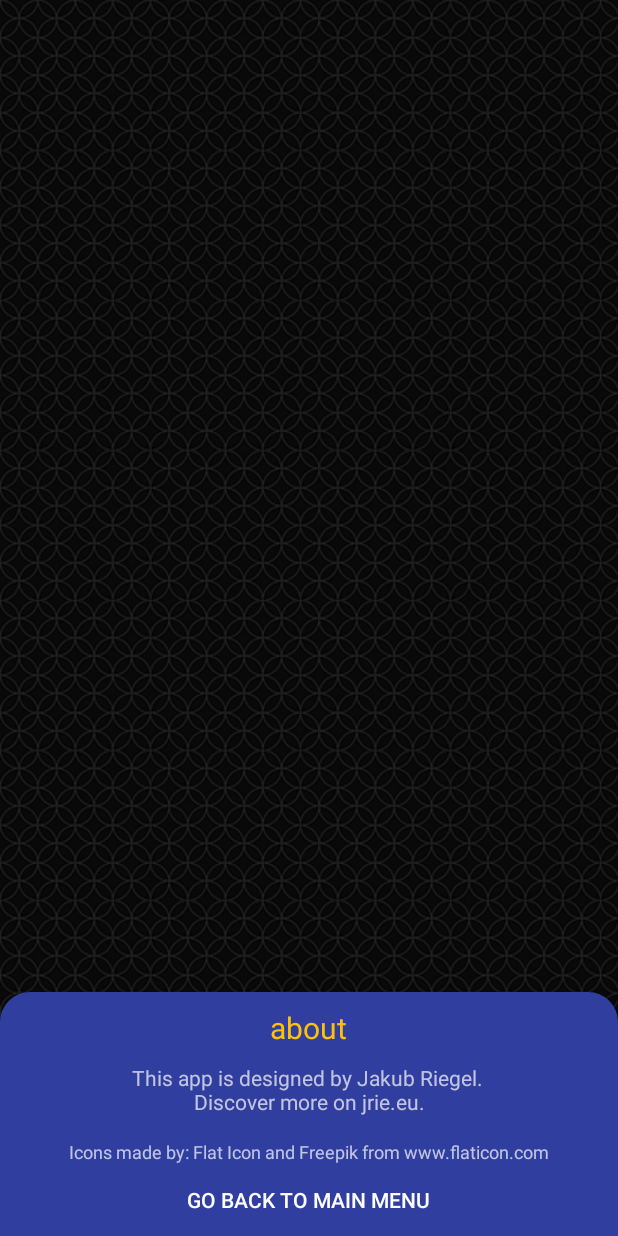
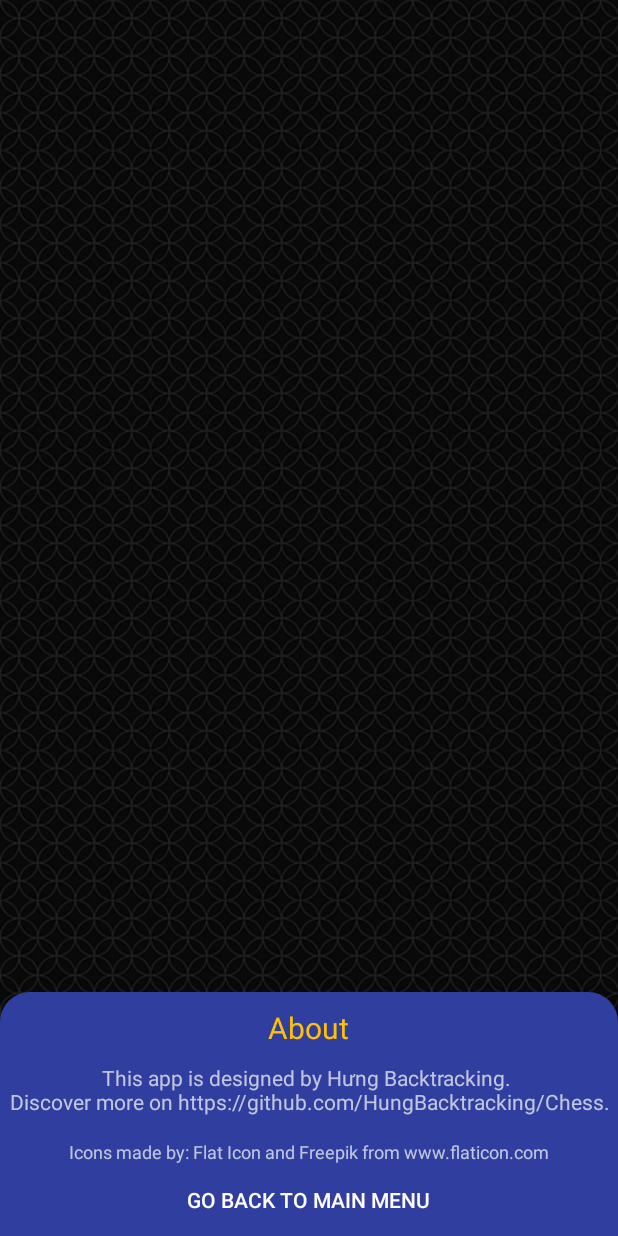
Before and after one commit to HungBacktracking/Chess, an Android app: the fragment AboutFragment shown on its own in the app's theme, on a phone screen of 412 x 824 dp. Run offline under Robolectric (Android 15) with nearby library versions, the phone set to English and light mode, and no system bars; 1 statement that could not run was skipped.

Commit message:
fix about

```diff
--- a/app/src/main/res/values/strings.xml
+++ b/app/src/main/res/values/strings.xml
@@ -26,8 +26,8 @@
     <string name="utility_close">go back to main menu</string>
 
     <!--about-->
-    <string name="about_header">about</string>
-    <string name="about_app">This app is designed by Jakub Riegel. \nDiscover more on jrie.eu.</string>
+    <string name="about_header">About</string>
+    <string name="about_app">This app is designed by Hưng Backtracking. \nDiscover more on https://github.com/HungBacktracking/Chess.</string>
     <string name="about_icons_begin">Icons made by:\u0020</string>
     <string name="about_FlatIcon">Flat Icon</string>
     <string name="about_icons_and">\u0020and\u0020</string>
```
